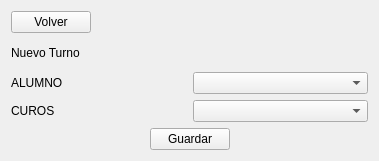
The window that blustock/ui/screens_uis/C-Turno.ui (MaxAPBusiness/Blustock) describes before a commit, drawn with Qt 5.
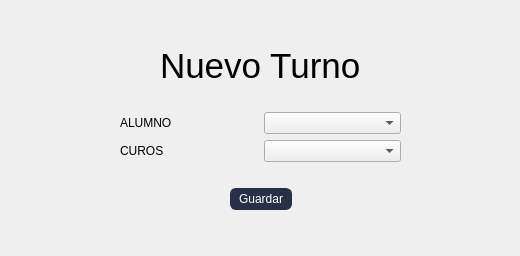
The same window after the commit.

Commit message:
ui n-movimiento
(nuevo movimiento)

The edit to the form file:
```diff
--- a/blustock/ui/screens_uis/C-Turno.ui
+++ b/blustock/ui/screens_uis/C-Turno.ui
@@ -6,74 +6,211 @@
    <rect>
     <x>0</x>
     <y>0</y>
-    <width>379</width>
-    <height>161</height>
+    <width>520</width>
+    <height>256</height>
    </rect>
   </property>
   <property name="windowTitle">
    <string>Form</string>
   </property>
+  <property name="styleSheet">
+   <string notr="true">*{
+    font-family: 'Oswald', sans-serif;
+    font-weight: 400;
+}
+#usuario{
+    border:none;
+    background-color: #293045;
+    padding-right:0px;
+    margin:5px
+}
+#usuario::menu-indicator{
+    image:none;
+}
+
+#usuario:hover,pressed{
+    padding-right:0px;
+    background-color: #768AC5;
+    color:black;
+    border-radius: 5px;
+}
+
+QMenuBar{
+    background-color: #293045;
+    padding: 0;    
+    font-size: 14px;
+    color:white;
+}
+
+QMenuBar:item{
+    padding: 17px;
+    border-radius: 10px;
+
+}
+
+QTableWidget{ 
+    font-size:11pt;
+    font-weight: 400;
+}
+
+QMenuBar:item:selected{
+    background-color: #768AC5;
+    color:black;
+    border-radius: 5px;
+    margin: 10px;
+}
+
+QMenu{
+    background-color: #293045;
+
+    color: white;
+}
+
+QMenu:item{
+    padding: 5px;
+    border-radius: 5px;
+}
+
+QMenu:item:selected{
+    background-color: #768AC5;
+    color:white;
+
+}
+Qmenu#icon{
+   icon:size 40px; 
+    
+}
+
+
+QRadioButton:indicator{
+    border-style: solid;
+    border-color:  #293045;
+    border-radius: 6%;
+    border-width:  2px;
+    background-color: #BABFCE;
+}
+QRadioButton::indicator:checked{
+    background-color: #768AC5;
+}
+
+#label{
+    font-size: 35px;
+}
+
+
+#usuariosLineEdit{
+    width: 170px;
+    height: 20px;
+    border-radius: 10px;
+}
+
+#passwordLineEdit{
+    width: 170px;
+    height: 20px;
+    border-radius: 10px;
+}
+
+#labelprofesores{
+    font-size: 26px;
+}
+
+QLineEdit{
+    border-radius: 5px;
+    background-color: #BABFCE;
+    
+}
+
+#title{
+    width: 100px;
+    height: 200px;
+}
+
+#passwordState, #usuarioState{
+    color: red;
+}
+
+#showPass{
+    border-style:transparent;
+    border-width:0;
+    background-color:transparent;
+}
+
+
+QPushButton{
+    border-color:#293045;
+    border-style: solid;
+    border-width: 1px;
+    border-radius: 6px;
+    background-color: #293045;
+    color:#ffffff;
+    padding: 3px 8px;
+
+}
+QPushButton:hover{
+    background-color:#768AC5;
+    color:#293045;
+}
+QPushButton:pressed {
+    background-color: #293045;
+
+}
+
+#pushButton_5{
+    padding: 10px;
+    background-color: #768AC5;
+    border-radius: 15%;
+}</string>
+  </property>
   <layout class="QGridLayout" name="gridLayout">
-   <item row="2" column="1">
+   <item row="1" column="0">
+    <spacer name="horizontalSpacer_5">
+     <property name="orientation">
+      <enum>Qt::Horizontal</enum>
+     </property>
+     <property name="sizeHint" stdset="0">
+      <size>
+       <width>40</width>
+       <height>20</height>
+      </size>
+     </property>
+    </spacer>
+   </item>
+   <item row="1" column="1">
     <layout class="QGridLayout" name="gridLayout_2">
-     <item row="1" column="0">
-      <widget class="QLabel" name="label_2">
-       <property name="text">
-        <string>ALUMNO</string>
-       </property>
-      </widget>
-     </item>
-     <item row="1" column="1">
-      <widget class="QComboBox" name="comboBox"/>
-     </item>
-     <item row="2" column="1">
+     <item row="3" column="1">
       <widget class="QComboBox" name="comboBox_2"/>
      </item>
-     <item row="2" column="0">
+     <item row="3" column="0">
       <widget class="QLabel" name="label_3">
        <property name="text">
         <string>CUROS</string>
        </property>
       </widget>
      </item>
-     <item row="0" column="0">
-      <layout class="QVBoxLayout" name="verticalLayout">
+     <item row="2" column="0">
+      <widget class="QLabel" name="label_2">
+       <property name="text">
+        <string>ALUMNO</string>
+       </property>
+      </widget>
+     </item>
+     <item row="2" column="1">
+      <widget class="QComboBox" name="comboBox"/>
+     </item>
+     <item row="0" column="0" colspan="2">
+      <layout class="QHBoxLayout" name="horizontalLayout">
        <item>
-        <layout class="QHBoxLayout" name="horizontalLayout">
-         <item>
-          <widget class="QPushButton" name="pushButton_2">
-           <property name="text">
-            <string>Volver</string>
-           </property>
-          </widget>
-         </item>
-         <item>
-          <spacer name="horizontalSpacer_4">
-           <property name="orientation">
-            <enum>Qt::Horizontal</enum>
-           </property>
-           <property name="sizeHint" stdset="0">
-            <size>
-             <width>40</width>
-             <height>20</height>
-            </size>
-           </property>
-          </spacer>
-         </item>
-         <item>
-          <spacer name="horizontalSpacer_3">
-           <property name="orientation">
-            <enum>Qt::Horizontal</enum>
-           </property>
-           <property name="sizeHint" stdset="0">
-            <size>
-             <width>40</width>
-             <height>20</height>
-            </size>
-           </property>
-          </spacer>
-         </item>
-        </layout>
+        <spacer name="horizontalSpacer_3">
+         <property name="orientation">
+          <enum>Qt::Horizontal</enum>
+         </property>
+         <property name="sizeHint" stdset="0">
+          <size>
+           <width>40</width>
+           <height>20</height>
+          </size>
+         </property>
+        </spacer>
        </item>
        <item>
         <widget class="QLabel" name="label">
@@ -82,10 +219,23 @@
          </property>
         </widget>
        </item>
+       <item>
+        <spacer name="horizontalSpacer_4">
+         <property name="orientation">
+          <enum>Qt::Horizontal</enum>
+         </property>
+         <property name="sizeHint" stdset="0">
+          <size>
+           <width>40</width>
+           <height>20</height>
+          </size>
+         </property>
+        </spacer>
+       </item>
       </layout>
      </item>
-     <item row="0" column="1">
-      <spacer name="horizontalSpacer_5">
+     <item row="1" column="0" colspan="2">
+      <spacer name="horizontalSpacer_8">
        <property name="orientation">
         <enum>Qt::Horizontal</enum>
        </property>
@@ -99,6 +249,19 @@
      </item>
     </layout>
    </item>
+   <item row="4" column="1">
+    <spacer name="verticalSpacer_2">
+     <property name="orientation">
+      <enum>Qt::Vertical</enum>
+     </property>
+     <property name="sizeHint" stdset="0">
+      <size>
+       <width>20</width>
+       <height>40</height>
+      </size>
+     </property>
+    </spacer>
+   </item>
    <item row="3" column="1">
     <layout class="QGridLayout" name="gridLayout_3">
      <item row="0" column="0">
@@ -136,6 +299,45 @@
      </item>
     </layout>
    </item>
+   <item row="0" column="1">
+    <spacer name="verticalSpacer">
+     <property name="orientation">
+      <enum>Qt::Vertical</enum>
+     </property>
+     <property name="sizeHint" stdset="0">
+      <size>
+       <width>20</width>
+       <height>40</height>
+      </size>
+     </property>
+    </spacer>
+   </item>
+   <item row="1" column="2">
+    <spacer name="horizontalSpacer_7">
+     <property name="orientation">
+      <enum>Qt::Horizontal</enum>
+     </property>
+     <property name="sizeHint" stdset="0">
+      <size>
+       <width>40</width>
+       <height>20</height>
+      </size>
+     </property>
+    </spacer>
+   </item>
+   <item row="2" column="1">
+    <spacer name="horizontalSpacer_6">
+     <property name="orientation">
+      <enum>Qt::Horizontal</enum>
+     </property>
+     <property name="sizeHint" stdset="0">
+      <size>
+       <width>40</width>
+       <height>20</height>
+      </size>
+     </property>
+    </spacer>
+   </item>
   </layout>
  </widget>
  <resources/>
```
The commit also changes 1 other file.
